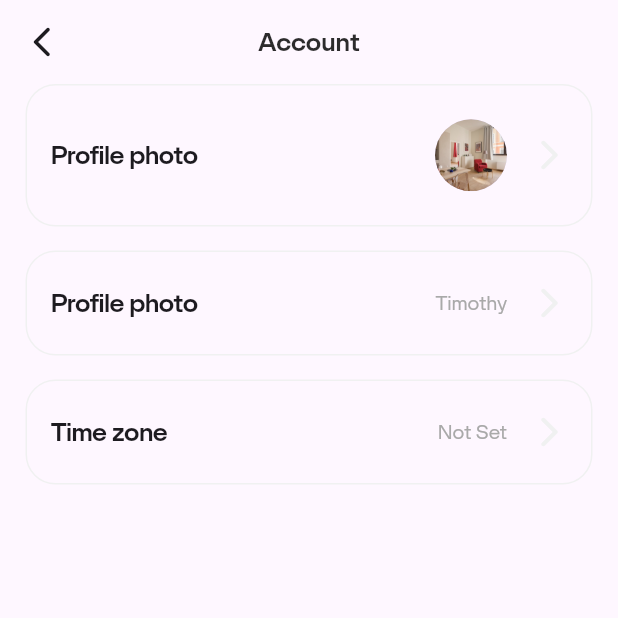
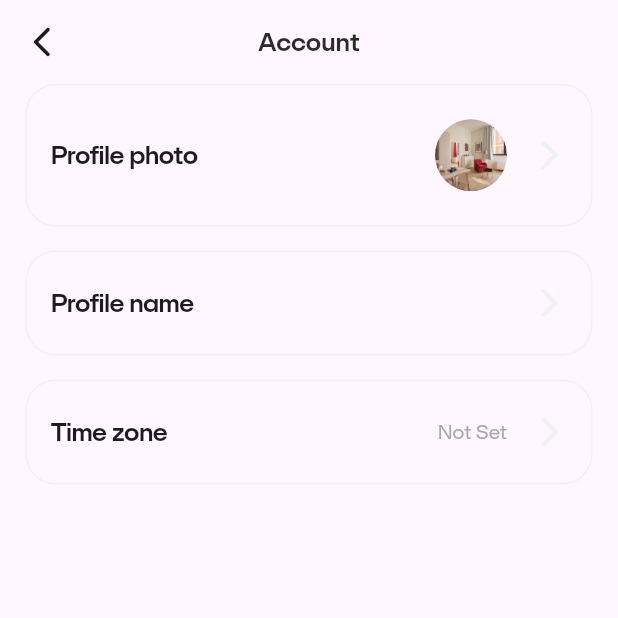
Before and after one commit to adewuyito/clever_tech, a Flutter app: the Account screen opened directly, after a tap on the "edit" icon, on a phone screen of 412 x 824 dp, the top half of it. Run offline on Flutter 3.47's test engine with Material 2 defaults, Android fonts, the light colour scheme and no system bars; our stand-ins replace firebase_auth, firebase_core, smooth_page_indicator, sqflite; accounts and stored records are empty; network calls fail; statements that could not run were skipped.

Commit message:
Working Profile manual profile name change -fifth--commit

```diff
--- a/lib/features/auth/auth_provider.dart
+++ b/lib/features/auth/auth_provider.dart
@@ -16,6 +16,10 @@ abstract class AuthProvider {
     required String password,
   });
 
+  Future<void> updateDisplayName({
+    required String name,
+  });
+
   Future<void> logout();
 
   Future<void> sendEmailVerification();
--- a/lib/features/auth/auth_service.dart
+++ b/lib/features/auth/auth_service.dart
@@ -34,4 +34,8 @@ class AuthService implements AuthProvider {
 
   @override
   Future<void> initialize() => provider.initialize();
+
+  @override
+  Future<void> updateDisplayName({required String name}) =>
+      provider.updateDisplayName(name: name);
 }
--- a/lib/screens/app_build/account_edits.dart
+++ b/lib/screens/app_build/account_edits.dart
@@ -1,10 +1,26 @@
+import 'dart:developer';
+
 import 'package:clever_tech/data/colors.dart';
+import 'package:clever_tech/features/auth/auth_service.dart';
+import 'package:clever_tech/widgets/button_widgets.dart';
+import 'package:firebase_auth/firebase_auth.dart';
 import 'package:flutter/material.dart';
+import 'package:flutter/services.dart';
 
-class EditAccount extends StatelessWidget {
+class EditAccount extends StatefulWidget {
   const EditAccount({super.key});
 
-  Widget _profilePhoto(){
+  @override
+  State<EditAccount> createState() => _EditAccountState();
+}
+
+class _EditAccountState extends State<EditAccount> {
+  bool isEditable = true;
+  final _auth = FirebaseAuth.instance;
+  late String profileName = '';
+  late TextEditingController? _name = TextEditingController();
+
+  Widget _profilePhoto() {
     return Container(
       height: 95,
       padding: const EdgeInsets.all(16),
@@ -12,13 +28,13 @@ class EditAccount extends StatelessWidget {
           border: Border.all(
             color: colorGrey3,
           ),
-          borderRadius: const BorderRadius.all(Radius.circular(20))
-      ),
+          borderRadius: const BorderRadius.all(Radius.circular(20))),
       child: Row(
         mainAxisAlignment: MainAxisAlignment.spaceBetween,
         children: [
           const Expanded(
-            child: Text('Profile photo',style: TextStyle(
+            child: Text('Profile photo',
+                style: TextStyle(
                   fontSize: 17,
                   fontWeight: FontWeight.w600,
                   letterSpacing: -.41,
@@ -28,17 +44,20 @@ class EditAccount extends StatelessWidget {
             radius: 24,
             backgroundImage: AssetImage('assets/images/image_a.jpg'),
           ),
-          const SizedBox(width: 16,),
-          Icon(Icons.arrow_forward_ios_rounded, color: colorGrey3,),
+          const SizedBox(
+            width: 16,
+          ),
+          Icon(
+            Icons.arrow_forward_ios_rounded,
+            color: colorGrey3,
+          ),
         ],
       ),
     );
   }
 
-  Widget _profileName(){
-
+  Widget _profileName() {
     const String name = 'Timothy';
-
     return Container(
       height: 70,
       padding: const EdgeInsets.all(16),
@@ -46,32 +65,38 @@ class EditAccount extends StatelessWidget {
           border: Border.all(
             color: colorGrey3,
           ),
-          borderRadius: const BorderRadius.all(Radius.circular(20))
-      ),
+          borderRadius: const BorderRadius.all(Radius.circular(20))),
       child: Row(
         mainAxisAlignment: MainAxisAlignment.spaceBetween,
         children: [
           const Expanded(
-            child: Text('Profile photo', style: TextStyle(
+            child: Text(
+              'Profile name',
+              style: TextStyle(
                 fontSize: 17,
                 fontWeight: FontWeight.w600,
                 letterSpacing: -.41,
-            ),),
               ),
-          Text(name, style: TextStyle(
-              fontSize: 13,
-              letterSpacing: -0.08,
-              color: colorGrey2
-          ),),
-          const SizedBox(width: 16,),
-          Icon(Icons.arrow_forward_ios_rounded, color: colorGrey3,),
+            ),
+          ),
+          Text(
+            profileName,
+            style: TextStyle(
+                fontSize: 13, letterSpacing: -0.08, color: colorGrey2),
+          ),
+          const SizedBox(
+            width: 16,
+          ),
+          Icon(
+            Icons.arrow_forward_ios_rounded,
+            color: colorGrey3,
+          ),
         ],
       ),
     );
   }
 
-  Widget _profileTime(){
-
+  Widget _profileTime() {
     const String name = 'Not Set';
 
     return Container(
@@ -81,36 +106,123 @@ class EditAccount extends StatelessWidget {
           border: Border.all(
             color: colorGrey3,
           ),
-          borderRadius: const BorderRadius.all(Radius.circular(20))
-      ),
+          borderRadius: const BorderRadius.all(Radius.circular(20))),
       child: Row(
         mainAxisAlignment: MainAxisAlignment.spaceBetween,
         children: [
           const Expanded(
-            child: Text('Time zone', style: TextStyle(
+            child: Text(
+              'Time zone',
+              style: TextStyle(
                 fontSize: 17,
                 fontWeight: FontWeight.w600,
                 letterSpacing: -.41,
-            ),),
               ),
-          Text(name, style: TextStyle(
-              fontSize: 13,
-              letterSpacing: -0.08,
-              color: colorGrey2
-          ),),
-          const SizedBox(width: 16,),
-          Icon(Icons.arrow_forward_ios_rounded, color: colorGrey3,),
+            ),
+          ),
+          Text(
+            name,
+            style: TextStyle(
+                fontSize: 13, letterSpacing: -0.08, color: colorGrey2),
+          ),
+          const SizedBox(
+            width: 16,
+          ),
+          Icon(
+            Icons.arrow_forward_ios_rounded,
+            color: colorGrey3,
+          ),
         ],
       ),
     );
   }
 
+  Widget _updateName() {
+    return Container(
+      height: 70,
+      padding: const EdgeInsets.all(16),
+      decoration: BoxDecoration(
+          border: Border.all(
+            color: colorGrey3,
+          ),
+          borderRadius: const BorderRadius.all(Radius.circular(20))),
+      child: Row(
+        children: [
+          Expanded(
+            flex: 2,
+            child: TextField(
+              controller: _name ?? TextEditingController(text: 'N/A'),
+              keyboardType: TextInputType.multiline,
+              decoration: InputDecoration(
+                border: InputBorder.none,
+                hintText: 'Enter a name',
+                hintStyle: TextStyle(
+                  fontSize: 13,
+                  letterSpacing: -0.08,
+                  color: colorGrey2,
+                ),
+              ),
+            ),
+          ),
+          SizedBox(
+              width: 90,
+              child: EButton(
+                  label: 'Save',
+                  onPressed: () async {
+                    final name = _name?.text;
+                    final user = _auth.currentUser;
+                    try {
+                      await user!.updateDisplayName(name);
+                      user.reload();
+                      getCurrentUser();
+                      changeState();
+                    } on FirebaseAuthException catch (e) {
+                      log(e.code);
+                    }
+                  })),
+        ],
+      ),
+    );
+  }
+
+  void getCurrentUser() {
+    try {
+      final user = _auth.currentUser;
+      if (user != null) {
+        setState(() {
+          profileName = user.displayName!;
+        });
+      }
+    } on FirebaseAuthException catch (e) {
+      log(e.toString());
+    }
+  }
+
+  void changeState(){
+    setState(() {
+      isEditable = !isEditable;
+    });
+  }
+
+  @override
+  void initState() {
+    _name = TextEditingController();
+    super.initState();
+
+    getCurrentUser();
+  }
+
+  @override
+  void dispose() {
+    _name = TextEditingController();
+    super.dispose();
+  }
 
   @override
   Widget build(BuildContext context) {
     return Scaffold(
       appBar: AppBar(
-        title:const  Text('Account'),
+        title: const Text('Account'),
         centerTitle: true,
         titleTextStyle: TextStyle(
           fontWeight: FontWeight.w600,
@@ -119,7 +231,9 @@ class EditAccount extends StatelessWidget {
           color: colorBlack2,
         ),
         leading: IconButton(
-          onPressed: () { Navigator.of(context).pop();},
+          onPressed: () {
+            Navigator.of(context).pop();
+          },
           icon: const Icon(Icons.arrow_back_ios_new_rounded),
         ),
       ),
@@ -128,10 +242,17 @@ class EditAccount extends StatelessWidget {
         child: Column(
           children: [
             _profilePhoto(),
-            const SizedBox(height: 16,),
-            _profileName(),
-            const SizedBox(height: 16,),
+            const SizedBox(height: 16),
+            GestureDetector(
+                onTap: () {
+                  changeState();
+                  log(isEditable.toString());
+                },
+                child: Visibility(visible: isEditable,child: _profileName(),),),
+             Visibility(visible: !isEditable,child: _updateName(),),
+            const SizedBox(height: 16),
             _profileTime(),
+            const SizedBox(height: 16),
           ],
         ),
       ),
--- a/lib/screens/app_build/account_screen.dart
+++ b/lib/screens/app_build/account_screen.dart
@@ -6,7 +6,6 @@ import 'package:clever_tech/screens/app_build/account_edits.dart';
 import 'package:clever_tech/screens/authentication/login_screen.dart';
 import 'package:clever_tech/widgets/button_widgets.dart';
 import 'package:firebase_auth/firebase_auth.dart';
-import 'package:firebase_core/firebase_core.dart';
 import 'package:flutter/material.dart';
 
 class Account extends StatefulWidget {
@@ -17,37 +16,47 @@ class Account extends StatefulWidget {
 }
 
 class _AccountState extends State<Account> {
-  late String userEmail = '';
-  late String userFullName = '';
 
   final _auth = FirebaseAuth.instance;
 
-  void getCurrentUser() async {
-    try {
-      final user = _auth.currentUser;
-      if (user != null) {
-        setState(() {
-          userEmail = user.email!;
-          userFullName = user.displayName!;
-        });
-      }
-    } on FirebaseAuthException catch (e) {
-      log(e.toString());
-    }
-  }
-
-  @override
-  void initState() {
-    super.initState();
-
-    getCurrentUser();
-  }
+  // void getCurrentUser() async {
+  //   try {
+  //     FirebaseAuth.instance
+  //         .authStateChanges()
+  //         .listen((User? user) {
+  //       if (user != null) {
+  //         setState(() {
+  //           userEmail = user.email!;
+  //           userFullName = user.displayName!;
+  //         });
+  //       }
+  //     });
+  //
+  //     // final user = _auth.currentUser;
+  //     // if (user != null) {
+  //     //   setState(() {
+  //     //     userEmail = user.email!;
+  //     //     userFullName = user.displayName!;
+  //     //   });
+  //     // }
+  //   } on FirebaseAuthException catch (e) {
+  //     log(e.toString());
+  //   }
+  // }
 
   @override
   Widget build(BuildContext context) {
     return Scaffold(
       backgroundColor: Colors.white,
-      body: SafeArea(
+      body: StreamBuilder<User?>(
+        stream: _auth.userChanges(),
+        builder: (context, snapshot) {
+          if (snapshot.connectionState == ConnectionState.active) {
+            final user = snapshot.data;
+            final displayName = user?.displayName ?? 'N/A';
+            final userEmail = user?.email ?? '';
+
+            return SafeArea(
               minimum: const EdgeInsets.only(right: 17, left: 17),
               child: SingleChildScrollView(
                 child: Column(
@@ -59,11 +68,12 @@ class _AccountState extends State<Account> {
                       radius: 50,
                       child: const CircleAvatar(
                         radius: 45,
-                  backgroundImage: AssetImage('assets/images/image_a.jpg'),
+                        backgroundImage: AssetImage(
+                            'assets/images/image_a.jpg'),
                       ),
                     ),
                     Text(
-              userFullName,
+                      displayName,
                       style: const TextStyle(
                           fontWeight: FontWeight.w600,
                           fontFamily: 'SFTS',
@@ -127,7 +137,9 @@ class _AccountState extends State<Account> {
                           child: Text(
                             'View all',
                             style: TextStyle(
-                          color: colorGrey, fontSize: 11, letterSpacing: 0.07),
+                                color: colorGrey,
+                                fontSize: 11,
+                                letterSpacing: 0.07),
                           ),
                         ),
                       ],
@@ -147,6 +159,15 @@ class _AccountState extends State<Account> {
                   ],
                 ),
               ),
+            );
+          } else {
+            return Center(
+              child: CircularProgressIndicator(
+                color: colorGreen,
+              ),
+            );
+          }
+        },
       ),
     );
   }
@@ -157,8 +178,7 @@ class AccountCubs extends StatelessWidget {
   final Color widgetColor;
   final IconData widgetIcons;
 
-  const AccountCubs(
-      {super.key,
+  const AccountCubs({super.key,
     required this.widgetColor,
     required this.widgetIcons,
     required this.widgetText});
--- a/pubspec.yaml
+++ b/pubspec.yaml
@@ -42,6 +42,9 @@ dependencies:
   smooth_page_indicator: ^1.1.0
   http: ^1.1.0
   shared_preferences: ^2.2.0
+  sqflite: ^2.3.0
+  path_provider: ^2.1.0
+  path: ^1.8.3
 
 dev_dependencies:
   flutter_test:
```
Also changed, not shown: lib/features/CRUD/crud_constants.dart (added, +13 -0 lines), lib/features/CRUD/crud_services.dart (added, +107 -0 lines), lib/features/auth/firbase_auth_provider.dart (+35 -9 lines), pubspec.lock, 1 other file. Lines whose indentation alone changed are shown as unchanged.
